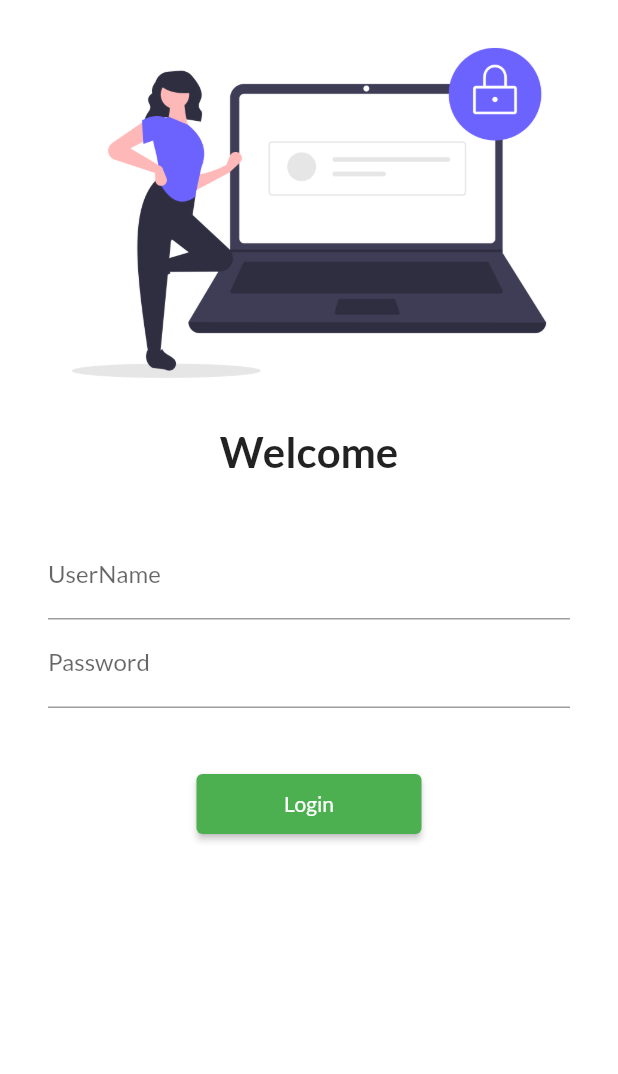
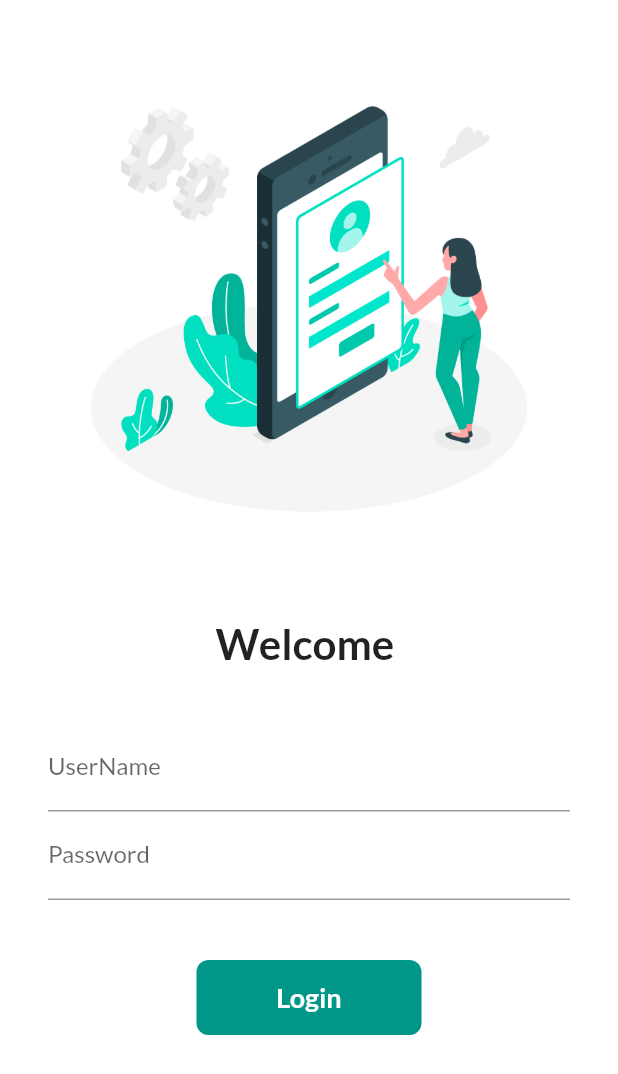
Before and after one commit to Rishabh767/30Daysofflutter, a Flutter app: the screen it shows after launch, on a phone screen of 412 x 824 dp. Shown: the top 1074 px of the screen. Run offline on Flutter 3.47's test engine with Material 2 defaults, Android fonts, the phone set to English and light mode, and no system bars; our stand-ins replace google_fonts.

Commit message:
Day8 completed

```diff
--- a/lib/main.dart
+++ b/lib/main.dart
@@ -15,7 +15,7 @@ class MyApp extends StatelessWidget {
     return MaterialApp(
       themeMode: ThemeMode.light,
       theme: ThemeData(
-        primarySwatch: Colors.green,
+        primarySwatch: Colors.teal,
         fontFamily: GoogleFonts.lato().fontFamily,
       ),
       darkTheme: ThemeData(
--- a/lib/pages/home_page.dart
+++ b/lib/pages/home_page.dart
@@ -13,7 +13,7 @@ class HomePage extends StatelessWidget {
       ),
       body: Center(
           child: Container(
-        child: Text("Starting $days days of flutter "),
+        child: Text("MAIN PAGE "),
       )),
       drawer: Drawer(),
     ));
--- a/lib/pages/login_page.dart
+++ b/lib/pages/login_page.dart
@@ -1,11 +1,30 @@
-import 'dart:convert';
-import 'dart:ffi';
-
 import 'package:flutter/material.dart';
 import 'package:flutter_application_1/utils/routes.dart';
 
-class LoginPage extends StatelessWidget {
+class LoginPage extends StatefulWidget {
   const LoginPage({Key? key}) : super(key: key);
+
+  @override
+  _LoginPageState createState() => _LoginPageState();
+}
+
+class _LoginPageState extends State<LoginPage> {
+  String name = "";
+  bool changeButton = false;
+  final _formKey = GlobalKey<FormState>();
+
+  moveToHome(BuildContext context) async {
+    if (_formKey.currentState!.validate()) {
+      setState(() {
+        changeButton = true;
+      });
+      await Future.delayed(Duration(seconds: 1));
+      await Navigator.pushNamed(context, MyRoutes.homeRoute);
+      setState(() {
+        changeButton = false;
+      });
+    }
+  }
 
   @override
   Widget build(BuildContext context) {
@@ -15,10 +34,10 @@ class LoginPage extends StatelessWidget {
         child: Column(
           children: [
             Image.asset(
-              "assets/images/login_image.png",
+              "assets/images/login_image.jpg",
               fit: BoxFit.cover,
             ),
-            Text("Welcome",
+            Text("Welcome $name",
                 style: TextStyle(
                   fontSize: 28,
                   fontWeight: FontWeight.bold,
@@ -29,27 +48,72 @@ class LoginPage extends StatelessWidget {
             Padding(
               padding: (const EdgeInsets.symmetric(
                   vertical: 16.0, horizontal: 32.0)),
+              child: Form(
+                key: _formKey,
                 child: Column(
                   children: [
                     TextFormField(
                         decoration: InputDecoration(
-                        labelText: "UserName", hintText: "Enter the Username"),
-                  ),
+                            labelText: "UserName",
+                            hintText: "Enter the Username"),
+                        validator: (value) {
+                          if (value!.isEmpty) {
+                            return "Username cannot be Empty";
+                          } else {
+                            return null;
+                          }
+                        },
+                        onChanged: (value) {
+                          name = value;
+                          setState(() {});
+                        }),
                     TextFormField(
                       obscureText: true,
                       decoration: InputDecoration(
-                        labelText: "Password", hintText: "Enter your Password"),
+                          labelText: "Password",
+                          hintText: "Enter your Password"),
+                      validator: (value) {
+                        if (value!.isEmpty) {
+                          return "Password cannot be Empty";
+                        } else if (value.length < 6) {
+                          return "Password length should be atleast 6 ";
+                        } else {
+                          return null;
+                        }
+                      },
                     ),
                     SizedBox(
                       height: 40.0,
                     ),
-                  ElevatedButton(
-                      child: Text("Login"),
-                      style: TextButton.styleFrom(minimumSize: Size(150, 40)),
-                      onPressed: () {
-                        Navigator.pushNamed(context, MyRoutes.homeRoute);
-                      }),
+                    Material(
+                      color: Colors.teal,
+                      borderRadius:
+                          BorderRadius.circular(changeButton ? 50 : 8),
+                      child: InkWell(
+                        onTap: () => moveToHome(context),
+                        child: AnimatedContainer(
+                          duration: Duration(seconds: 1),
+                          width: changeButton ? 50 : 150,
+                          height: 50,
+                          alignment: Alignment.center,
+                          child: changeButton
+                              ? Icon(
+                                  Icons.done_outline,
+                                  color: Colors.white,
+                                )
+                              : Text(
+                                  "Login",
+                                  style: TextStyle(
+                                    color: Colors.white,
+                                    fontWeight: FontWeight.bold,
+                                    fontSize: 18,
+                                  ),
+                                ),
+                        ),
+                      ),
+                    )
                   ],
+                ),
               ),
             ),
           ],
@@ -58,4 +122,4 @@ class LoginPage extends StatelessWidget {
     );
   }
 }
-//Day 7 - Had a QnA session of 30 mins and cleared out all my doubts and queries
+//DAY  7 : Attended QnA session!
```
Also changed, not shown: assets/images/login_image.jpg (added), assets/images/login_image.png (deleted), 1 other file. Lines whose indentation alone changed are shown as unchanged.
